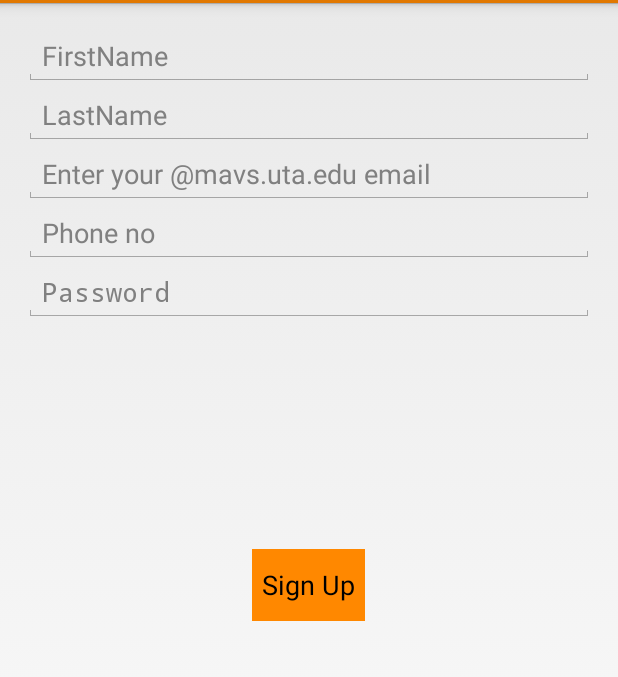
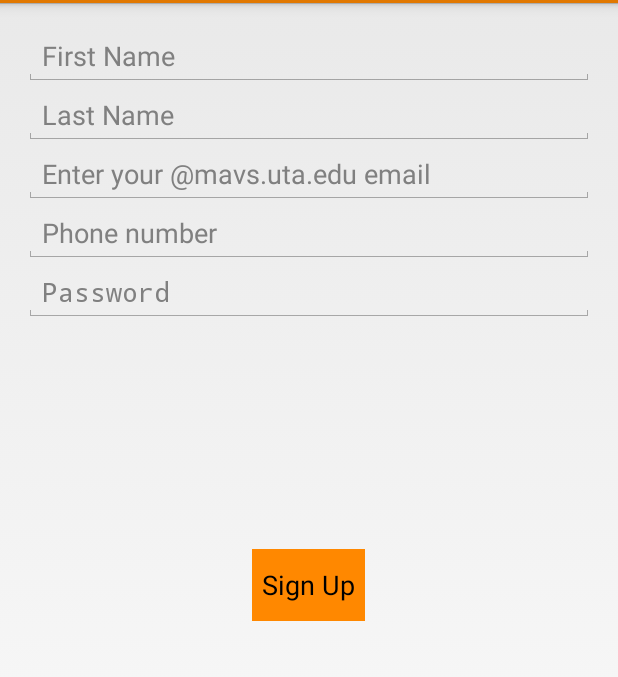
Before and after one commit to hemanthgeddada/B, an Android app: the RegistrationActivity screen opened directly, with no data from a screen before it, on a phone screen of 412 x 824 dp, the part 69-746 px from its top. Run offline under Robolectric (Android 15) with nearby library versions, the phone set to English and light mode, and no system bars.

Commit message:
minor fixes: 	space between first and last name on registration page comments added: 	registration page TODO added: 	login page @hemanth Map Pane: 	Toast changed from "Please enter your source and destination address" to "Select Your Source and Destination On the Map" Parent activity Set: 	for driveroptions page

```diff
--- a/newsubdir/app/src/main/AndroidManifest.xml
+++ b/newsubdir/app/src/main/AndroidManifest.xml
@@ -55,7 +55,11 @@
         </activity>
         <activity
             android:name=".DriverOptions"
-            android:label="@string/title_activity_driver_options" >
+            android:label="@string/title_activity_driver_options"
+            android:parentActivityName=".DriverHomePage">
+            <meta-data
+                android:name="android.support.PARENT_ACTIVITY"
+                android:value="com.example.dell.mavride.DriverHomePage" />
         </activity>
         <activity
             android:name=".Login"
--- a/newsubdir/app/src/main/java/com/example/dell/mavride/Login.java
+++ b/newsubdir/app/src/main/java/com/example/dell/mavride/Login.java
@@ -53,6 +53,7 @@ public class Login extends Activity {
                             // Hooray! The user is logged in.
                             //   Toast.makeText(Login.this, "Login Successful", Toast.LENGTH_LONG).show();
                             ParseQuery<ParseObject> query2 = ParseQuery.getQuery("Registration");
+                            //TODO @hemanth: instead of querying again, can we just check for UserType="Driver" in the object just fetched?
                             query2.whereEqualTo("Email", email);
                             query2.whereEqualTo("Password", password);
                             query2.whereEqualTo("UserType","Driver");
@@ -61,7 +62,6 @@ public class Login extends Activity {
                                 @Override
                                 public void done(ParseObject parseObject, ParseException e) {
                                     if (e == null) {
-
                                         String objectId = parseObject.getObjectId();
                                         Toast.makeText(getApplicationContext(), objectId, Toast.LENGTH_LONG).show();
                                        /* parseObject.put("Email", "hemanth.geddada@mavs.uta.edu");
--- a/newsubdir/app/src/main/java/com/example/dell/mavride/MapPane.java
+++ b/newsubdir/app/src/main/java/com/example/dell/mavride/MapPane.java
@@ -25,17 +25,14 @@ public class MapPane extends FragmentActivity implements OnMapReadyCallback {
         MapFragment mapfragment = (MapFragment) getFragmentManager()
                 .findFragmentById(R.id.map);
                 mapfragment.getMapAsync(this);
-        Toast.makeText(getApplicationContext(), "Enter Your Source and Destination Address", Toast.LENGTH_LONG).show();
+        Toast.makeText(getApplicationContext(), "Select Your Source and Destination On the Map", Toast.LENGTH_LONG).show();
         Spinner dropdown = (Spinner)findViewById(R.id.spinner1);
         String[] items = new String[]{"1", "2", "3"};
         ArrayAdapter<String> adapter = new ArrayAdapter<>(this, android.R.layout.simple_spinner_item, items);
         dropdown.setAdapter(adapter);
-
     }
     @Override
     public void onMapReady(GoogleMap googleMap) {
-
-
         LatLng erb = new LatLng(32.7330729,-97.1130619);
         googleMap.setMyLocationEnabled(true);
         googleMap.moveCamera(CameraUpdateFactory.newLatLngZoom(erb,16));
--- a/newsubdir/app/src/main/java/com/example/dell/mavride/RegistrationActivity.java
+++ b/newsubdir/app/src/main/java/com/example/dell/mavride/RegistrationActivity.java
@@ -14,7 +14,7 @@ import android.widget.EditText;
 import android.widget.Toast;
 
 import com.parse.GetCallback;
-import com.parse.Parse;
+//import com.parse.Parse;
 import com.parse.ParseException;
 import com.parse.ParseObject;
 import com.parse.ParseQuery;
@@ -29,7 +29,7 @@ public class RegistrationActivity extends Activity {
     protected EditText email;
     protected EditText phone;
     protected EditText password;
-    protected EditText confirmpassword;
+    //protected EditText confirmpassword;
     protected Button signup;
     @Override
     protected void onCreate(Bundle savedInstanceState) {
@@ -97,9 +97,11 @@ public class RegistrationActivity extends Activity {
                 //get user's values and convert them to string
                 ParseQuery<ParseObject> query2 = ParseQuery.getQuery("Registration");
                 query2.whereEqualTo("Email", email1);
+                //whereEqualTo specifies a selection condition for a particular tuple like where Email = email1 in table Registration
                 query2.getFirstInBackground(new GetCallback<ParseObject>() {
                     @Override
                     public void done(ParseObject parseObject, ParseException e) {
+                        //getfirstinbackground will return exactly one result instead of find, which i think will return all results.
                         if (e == null) {
                             String objectId = parseObject.getObjectId();
                             Toast.makeText(getApplicationContext(), objectId, Toast.LENGTH_LONG).show();
@@ -125,12 +127,9 @@ public class RegistrationActivity extends Activity {
                             registration.put("Email", email1);
                             registration.put("PhoneNo", phone1);
                             registration.put("UserType", "Rider");
-
-
                             registration.saveInBackground(new SaveCallback() {
                                 @Override
                                 public void done(ParseException e) {
-
                                     if(e==null){
                                         //Toast
                                         Toast.makeText(RegistrationActivity.this, "You have been Successfully Registered", Toast.LENGTH_LONG).show();
--- a/newsubdir/app/src/main/java/com/example/dell/mavride/UserHome.java
+++ b/newsubdir/app/src/main/java/com/example/dell/mavride/UserHome.java
@@ -21,8 +21,6 @@ public class UserHome extends Activity {
     protected void onCreate(Bundle savedInstanceState) {
         super.onCreate(savedInstanceState);
         setContentView(R.layout.activity_user_home);
-
-
         btnr = (Button)findViewById(R.id.btnride);
         btnc = (Button)findViewById(R.id.btncride);
         btns = (Button)findViewById(R.id.btnstatus);
--- a/newsubdir/app/src/main/res/layout/activity_registration.xml
+++ b/newsubdir/app/src/main/res/layout/activity_registration.xml
@@ -10,7 +10,7 @@
         android:layout_width="match_parent"
         android:layout_height="wrap_content"
         android:inputType="textPersonName"
-        android:hint="FirstName"
+        android:hint="First Name"
         android:ems="10"
         android:id="@+id/firstname_reg"
         android:layout_alignParentTop="true"
@@ -23,7 +23,7 @@
         android:layout_width="match_parent"
         android:layout_height="wrap_content"
         android:inputType="textPersonName"
-        android:hint="LastName"
+        android:hint="Last Name"
         android:ems="10"
         android:id="@+id/lastname_reg"
         android:layout_below="@+id/firstname_reg"
@@ -46,7 +46,7 @@
         android:layout_width="match_parent"
         android:layout_height="wrap_content"
         android:id="@+id/phone_reg"
-        android:hint="Phone no"
+        android:hint="Phone number"
         android:layout_below="@+id/email_reg"
         android:layout_alignParentLeft="true"
         android:layout_alignParentStart="true" />
@@ -60,7 +60,6 @@
         android:hint="Password"
         android:ems="10"
         android:id="@+id/password_reg"
-
         android:layout_below="@+id/phone_reg"
         android:layout_centerHorizontal="true" />
 
```
